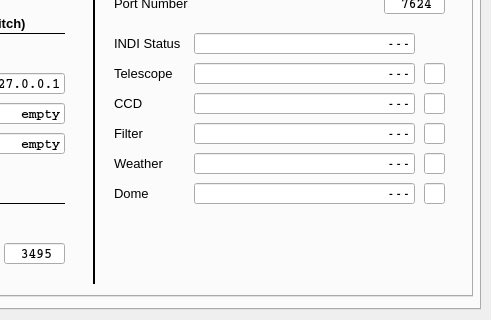
Before: the Qt Designer form mountwizzard/gui/wizzard_main_ui.ui in sayitfast/MountWizzard3, drawn with Qt 5; both pictures show x 300 to 791 and y 321 to 641 of the 791 by 641 pixel window.
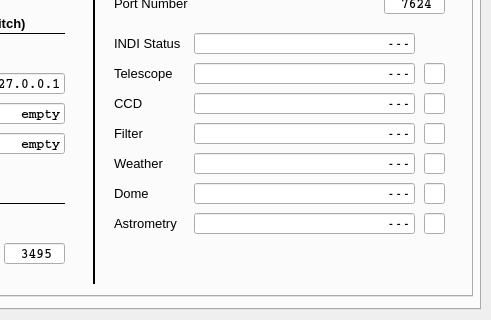
After: the same form once the commit is applied. The open tabs and pages were chosen to show the change.

Commit message: added astrometry to indi

```diff
--- a/mountwizzard/gui/wizzard_main_ui.ui
+++ b/mountwizzard/gui/wizzard_main_ui.ui
@@ -11335,6 +11335,108 @@
         <bool>false</bool>
        </property>
       </widget>
+      <widget class="QLabel" name="label_212">
+       <property name="geometry">
+        <rect>
+         <x>400</x>
+         <y>320</y>
+         <width>71</width>
+         <height>21</height>
+        </rect>
+       </property>
+       <property name="font">
+        <font>
+         <pointsize>10</pointsize>
+        </font>
+       </property>
+       <property name="text">
+        <string>Astrometry</string>
+       </property>
+      </widget>
+      <widget class="QLineEdit" name="le_INDIAstrometry">
+       <property name="geometry">
+        <rect>
+         <x>480</x>
+         <y>320</y>
+         <width>221</width>
+         <height>21</height>
+        </rect>
+       </property>
+       <property name="font">
+        <font>
+         <family>Courier</family>
+         <pointsize>10</pointsize>
+         <weight>75</weight>
+         <bold>true</bold>
+        </font>
+       </property>
+       <property name="mouseTracking">
+        <bool>false</bool>
+       </property>
+       <property name="acceptDrops">
+        <bool>false</bool>
+       </property>
+       <property name="toolTip">
+        <string>&lt;html&gt;&lt;head/&gt;&lt;body&gt;&lt;p&gt;IP address of relay switch&lt;/p&gt;&lt;/body&gt;&lt;/html&gt;</string>
+       </property>
+       <property name="layoutDirection">
+        <enum>Qt::RightToLeft</enum>
+       </property>
+       <property name="text">
+        <string>---</string>
+       </property>
+       <property name="maxLength">
+        <number>15</number>
+       </property>
+       <property name="alignment">
+        <set>Qt::AlignRight|Qt::AlignTrailing|Qt::AlignVCenter</set>
+       </property>
+       <property name="readOnly">
+        <bool>false</bool>
+       </property>
+      </widget>
+      <widget class="QLineEdit" name="le_INDIStatusAstrometry">
+       <property name="geometry">
+        <rect>
+         <x>710</x>
+         <y>320</y>
+         <width>21</width>
+         <height>21</height>
+        </rect>
+       </property>
+       <property name="font">
+        <font>
+         <family>Courier</family>
+         <pointsize>10</pointsize>
+         <weight>75</weight>
+         <bold>true</bold>
+        </font>
+       </property>
+       <property name="mouseTracking">
+        <bool>false</bool>
+       </property>
+       <property name="acceptDrops">
+        <bool>false</bool>
+       </property>
+       <property name="toolTip">
+        <string>&lt;html&gt;&lt;head/&gt;&lt;body&gt;&lt;p&gt;IP address of relay switch&lt;/p&gt;&lt;/body&gt;&lt;/html&gt;</string>
+       </property>
+       <property name="layoutDirection">
+        <enum>Qt::RightToLeft</enum>
+       </property>
+       <property name="text">
+        <string/>
+       </property>
+       <property name="maxLength">
+        <number>15</number>
+       </property>
+       <property name="alignment">
+        <set>Qt::AlignRight|Qt::AlignTrailing|Qt::AlignVCenter</set>
+       </property>
+       <property name="readOnly">
+        <bool>false</bool>
+       </property>
+      </widget>
      </widget>
      <widget class="QWidget" name="tab_7">
       <attribute name="title">
```
Left out of the diff: 4 changed lines with no effect on the pictures. The commit also changes 4 other files.
